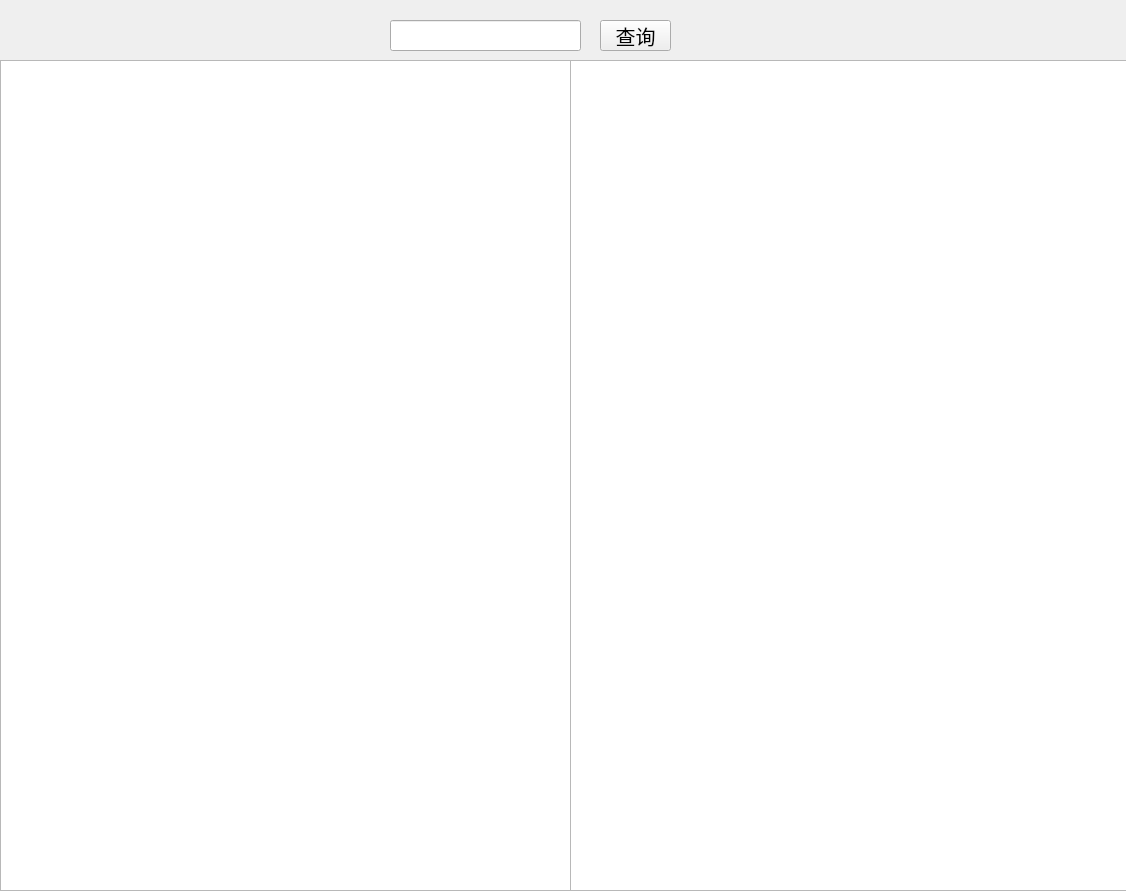
Before: the Qt Designer form index.ui in sheissby/TabSearcher, drawn with Qt 5.
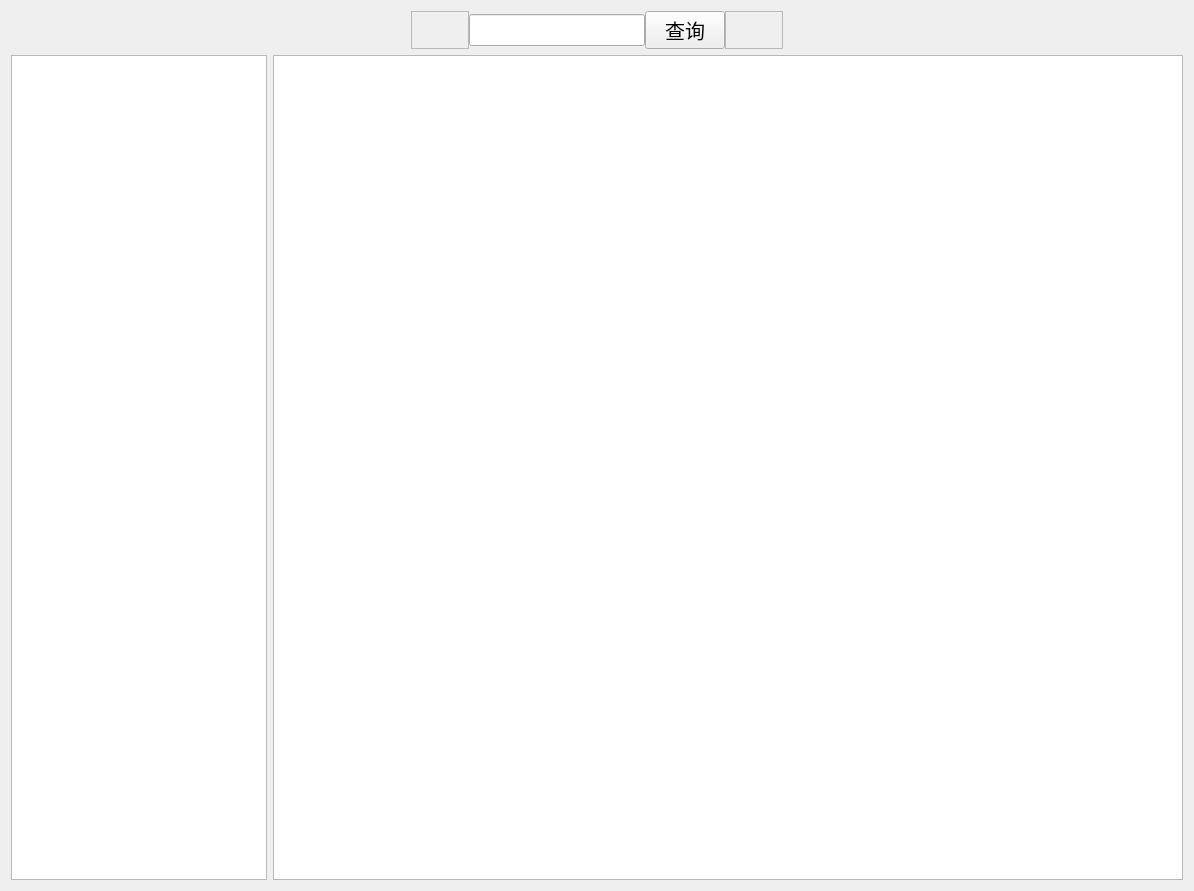
After: the same form once the commit is applied.

The edit to the form file:
```diff
--- a/index.ui
+++ b/index.ui
@@ -6,21 +6,48 @@
    <rect>
     <x>0</x>
     <y>0</y>
-    <width>1126</width>
+    <width>1194</width>
     <height>891</height>
    </rect>
   </property>
   <property name="windowTitle">
    <string>Form</string>
   </property>
+  <layout class="QVBoxLayout" name="verticalLayout">
+   <item>
+    <layout class="QHBoxLayout" name="horizontalLayout">
+     <property name="spacing">
+      <number>0</number>
+     </property>
+     <property name="sizeConstraint">
+      <enum>QLayout::SetNoConstraint</enum>
+     </property>
+     <property name="leftMargin">
+      <number>400</number>
+     </property>
+     <property name="rightMargin">
+      <number>400</number>
+     </property>
+     <property name="bottomMargin">
+      <number>0</number>
+     </property>
+     <item>
+      <widget class="QFrame" name="frame">
+       <property name="frameShape">
+        <enum>QFrame::StyledPanel</enum>
+       </property>
+       <property name="frameShadow">
+        <enum>QFrame::Raised</enum>
+       </property>
+      </widget>
+     </item>
+     <item>
   <widget class="QLineEdit" name="lineEdit">
-   <property name="geometry">
-    <rect>
-     <x>390</x>
-     <y>20</y>
-     <width>191</width>
-     <height>31</height>
-    </rect>
+       <property name="sizePolicy">
+        <sizepolicy hsizetype="Fixed" vsizetype="Fixed">
+         <horstretch>0</horstretch>
+         <verstretch>0</verstretch>
+        </sizepolicy>
    </property>
    <property name="font">
     <font>
@@ -28,14 +55,14 @@
     </font>
    </property>
   </widget>
+     </item>
+     <item>
   <widget class="QPushButton" name="pushButton">
-   <property name="geometry">
-    <rect>
-     <x>600</x>
-     <y>20</y>
-     <width>71</width>
-     <height>31</height>
-    </rect>
+       <property name="sizePolicy">
+        <sizepolicy hsizetype="Fixed" vsizetype="Fixed">
+         <horstretch>0</horstretch>
+         <verstretch>0</verstretch>
+        </sizepolicy>
    </property>
    <property name="font">
     <font>
@@ -46,26 +73,50 @@
     <string>查询</string>
    </property>
   </widget>
+     </item>
+     <item>
+      <widget class="QFrame" name="frame_2">
+       <property name="frameShape">
+        <enum>QFrame::StyledPanel</enum>
+       </property>
+       <property name="frameShadow">
+        <enum>QFrame::Raised</enum>
+       </property>
+      </widget>
+     </item>
+    </layout>
+   </item>
+   <item>
+    <layout class="QHBoxLayout" name="horizontalLayout_2">
+     <item>
   <widget class="QListWidget" name="listWidget">
-   <property name="geometry">
-    <rect>
-     <x>0</x>
-     <y>60</y>
-     <width>571</width>
-     <height>831</height>
-    </rect>
-   </property>
-  </widget>
-  <widget class="QListWidget" name="listWidget_2">
-   <property name="geometry">
-    <rect>
-     <x>570</x>
-     <y>60</y>
-     <width>561</width>
-     <height>831</height>
-    </rect>
-   </property>
-  </widget>
+       <property name="sizePolicy">
+        <sizepolicy hsizetype="Fixed" vsizetype="Expanding">
+         <horstretch>0</horstretch>
+         <verstretch>0</verstretch>
+        </sizepolicy>
+       </property>
+       <property name="font">
+        <font>
+         <family>宋体</family>
+         <pointsize>15</pointsize>
+        </font>
+       </property>
+      </widget>
+     </item>
+     <item>
+      <widget class="QTextBrowser" name="textBrowser">
+       <property name="font">
+        <font>
+         <family>宋体</family>
+         <pointsize>20</pointsize>
+        </font>
+       </property>
+      </widget>
+     </item>
+    </layout>
+   </item>
+  </layout>
  </widget>
  <resources/>
  <connections>
```
Left out of the diff: 34 changed lines with no effect on the pictures. Lines whose indentation alone changed are shown as unchanged.
